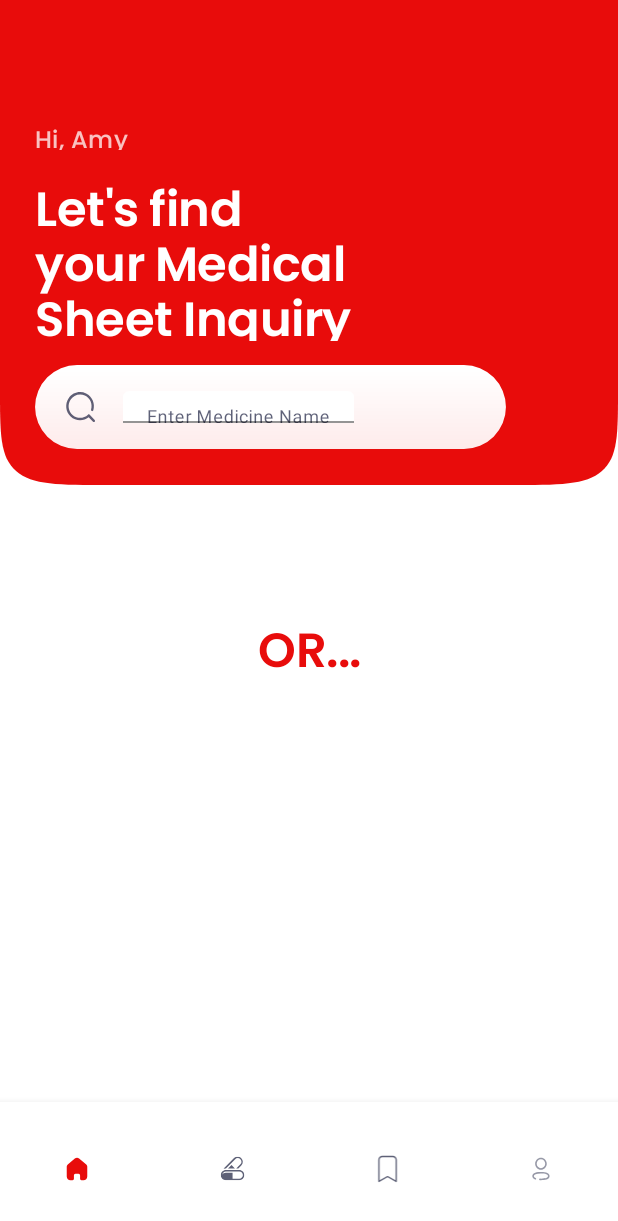
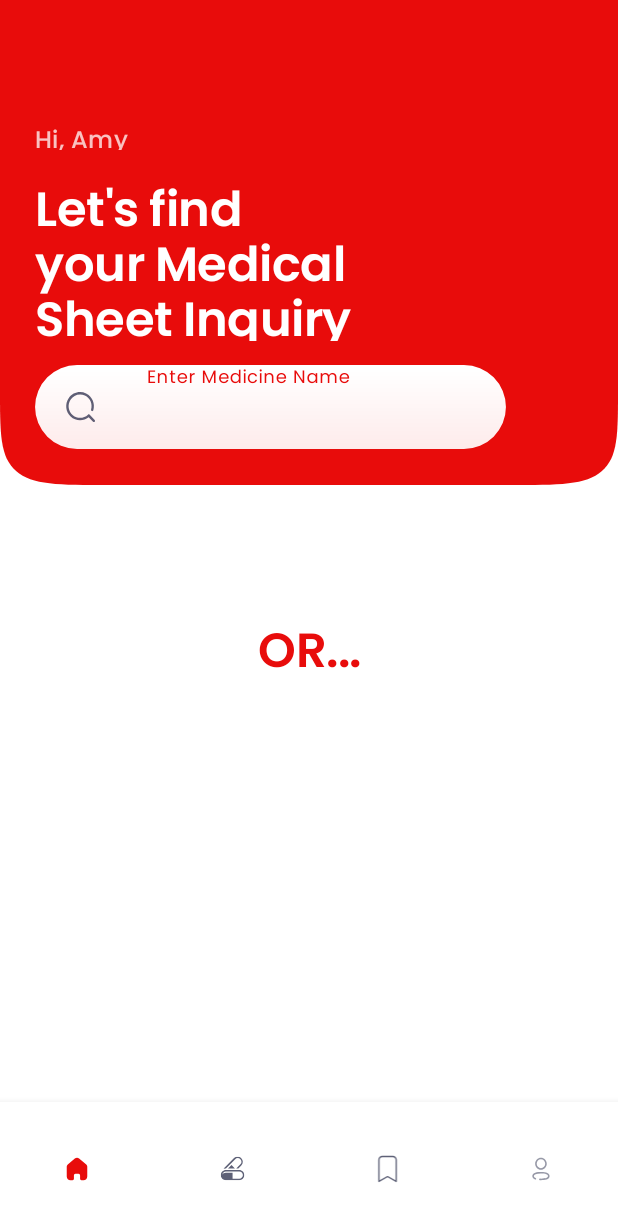
Before and after one commit to kprose07/MEDISCAN, an Android app: the HomeFragment screen opened directly, with no data from a screen before it, on a phone screen of 412 x 824 dp. Shown: the top 1221 px of the screen. Run offline under Robolectric (Android 15) with nearby library versions, the phone set to English and light mode, and no system bars.

Commit message:
Working on search ~Rose

```diff
--- /dev/null
+++ b/app/src/main/res/font/poppins_mediumbb.xml
@@ -0,0 +1,7 @@
+<?xml version="1.0" encoding="utf-8"?>
+<font-family xmlns:app="http://schemas.android.com/apk/res-auto"
+        app:fontProviderAuthority="com.google.android.gms.fonts"
+        app:fontProviderPackage="com.google.android.gms"
+        app:fontProviderQuery="name=Poppins&amp;weight=400"
+        app:fontProviderCerts="@array/com_google_android_gms_fonts_certs">
+</font-family>
--- a/app/src/main/res/layout/fragment_home.xml
+++ b/app/src/main/res/layout/fragment_home.xml
@@ -1,6 +1,7 @@
 <?xml version="1.0" encoding="utf-8"?>
 <FrameLayout xmlns:android="http://schemas.android.com/apk/res/android"
     xmlns:app="http://schemas.android.com/apk/res-auto"
+    xmlns:tools="http://schemas.android.com/tools"
     android:layout_width="match_parent"
     android:layout_height="match_parent"
     android:background="#FFFFFF">
@@ -94,14 +95,14 @@
             android:layout_marginStart="42dp"
             android:layout_marginTop="259dp"
             android:background="@drawable/ic_search" />
-
+        <!-- Let’s find your Medical Sheet Inquiry
         <com.google.android.material.textfield.TextInputLayout
             android:layout_width="154dp"
-            android:layout_height="21dp"
+            android:layout_height="56dp"
             android:layout_alignParentLeft="true"
             android:layout_alignParentTop="true"
             android:layout_marginLeft="82.24dp"
-            android:layout_marginTop="260.5dp"
+            android:layout_marginTop="243dp"
             android:gravity="top"
             android:outlineProvider="none"
             app:boxBackgroundColor="#00FFFFFF"
@@ -113,9 +114,32 @@
                 android:layout_width="match_parent"
                 android:layout_height="wrap_content"
                 android:hint="Enter Medicine Name"
-                android:shadowColor="#00FFFFFF"
-                android:textColorHighlight="#00FFFFFF"
                 android:textColorHint="#A6080C2F" />
+        </com.google.android.material.textfield.TextInputLayout>-->
+
+        <com.google.android.material.textfield.TextInputLayout
+            style="@style/Widget.MaterialComponents.TextInputLayout.OutlinedBox.Dense"
+            android:layout_width="232dp"
+            android:layout_height="56dp"
+            android:layout_alignParentLeft="true"
+            android:layout_alignParentTop="true"
+            android:layout_marginLeft="82dp"
+            android:layout_marginTop="243dp"
+            android:gravity="top"
+            android:hint="Enter Medicine Name"
+            android:textColorHint="#A6080C2F"
+            app:boxStrokeWidth="0dp"
+            app:boxStrokeWidthFocused="0dp"
+            app:endIconMode="clear_text"
+            app:endIconTint="#A6080C2F"
+            app:shapeAppearance="@style/Rounded">
+
+            <com.google.android.material.textfield.TextInputEditText
+                android:layout_width="match_parent"
+                android:layout_height="wrap_content"
+                android:fontFamily="@font/poppins_mediumbb"
+                android:textSize="14sp" />
+
         </com.google.android.material.textfield.TextInputLayout>
 
     </RelativeLayout>
--- a/app/src/main/res/values/styles.xml
+++ b/app/src/main/res/values/styles.xml
@@ -52,7 +52,10 @@
 
     </style>
 
-
+    <style name="Rounded" parent="ShapeAppearance.MaterialComponents.SmallComponent">
+        <item name="cornerFamily">rounded</item>
+        <item name="cornerSize">16dp</item>
+    </style>
 
 
 </resources>
```
